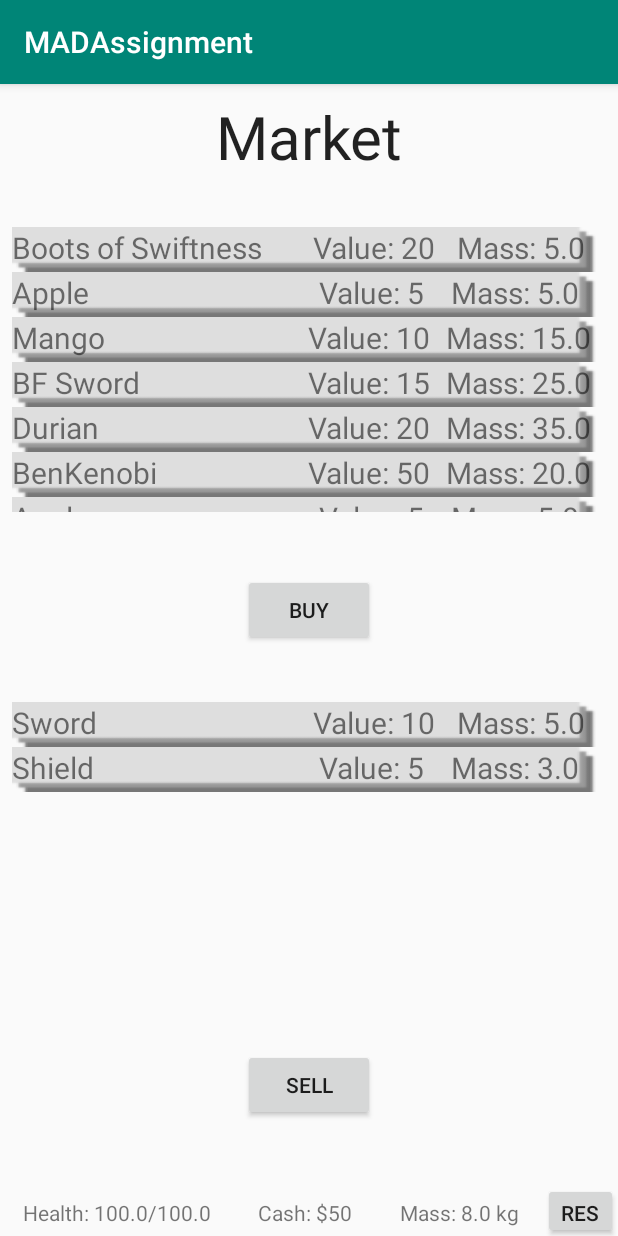
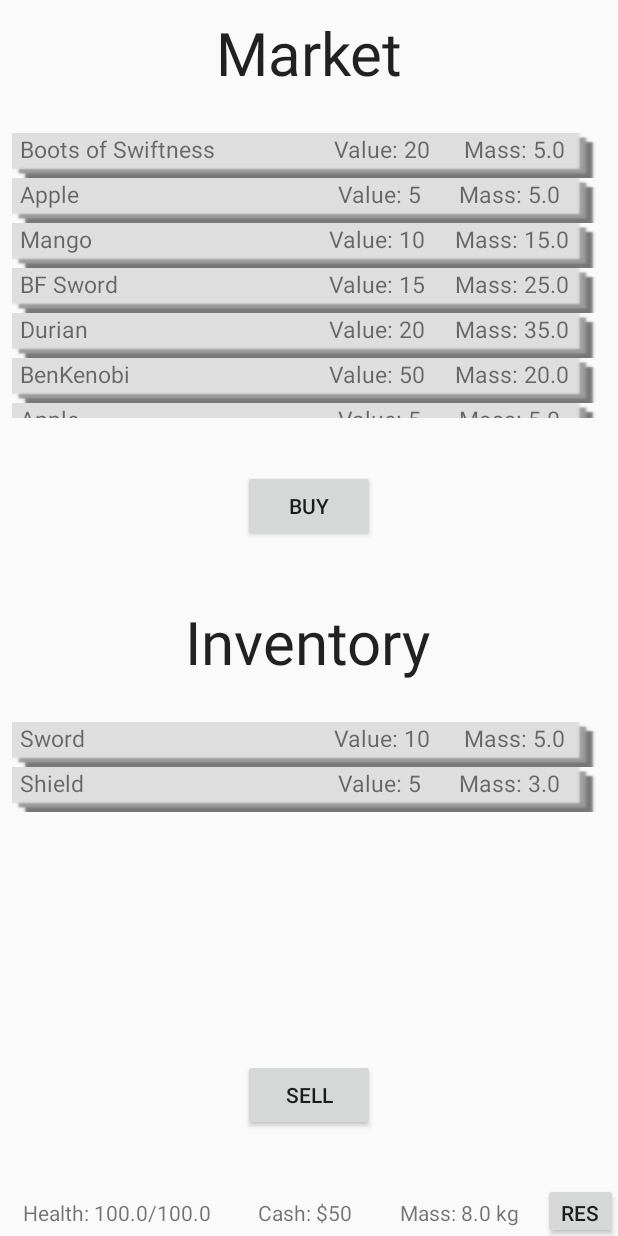
Before and after one commit to Naes0/MADAssignment, an Android app: the MarketActivity screen opened directly, with no data from a screen before it, on a phone screen of 412 x 824 dp. Run offline under Robolectric (Android 15) with nearby library versions, the phone set to English and light mode, and no system bars.

Commit message:
added 75% sell value and "inventory" title for xmls

```diff
--- a/app/src/main/AndroidManifest.xml
+++ b/app/src/main/AndroidManifest.xml
@@ -8,7 +8,7 @@
         android:label="@string/app_name"
         android:roundIcon="@mipmap/ic_launcher_round"
         android:supportsRtl="true"
-        android:theme="@style/AppTheme">
+        android:theme="@style/Theme.AppCompat.Light.NoActionBar.FullScreen">
         <activity android:name=".MainActivity">
             <intent-filter>
                 <action android:name="android.intent.action.MAIN" />
--- a/app/src/main/java/com/naes0/madassignment/MarketActivity.java
+++ b/app/src/main/java/com/naes0/madassignment/MarketActivity.java
@@ -92,7 +92,7 @@ public class MarketActivity extends AppCompatActivity
                 if(sellItem != null)
                 {
                     player.removeEquipment(sellItem);
-                    player.addCash(sellItem.getValue());
+                    player.addCash((int) ((double)sellItem.getValue()*0.75));
                     currArea.addItem(sellItem);
                     ((SellListFragment) sellFrameFrag).update();
                     ((BuyListFragment) buyFrameFrag).update();
--- a/app/src/main/res/layout/activity_market.xml
+++ b/app/src/main/res/layout/activity_market.xml
@@ -23,6 +23,23 @@
         app:layout_constraintLeft_toLeftOf="parent"
         app:layout_constraintTop_toTopOf="parent" />
 
+    <TextView
+        android:id="@+id/inventory"
+        android:layout_width="wrap_content"
+        android:layout_height="wrap_content"
+        android:layout_marginLeft="8dp"
+        android:layout_marginTop="8dp"
+        android:layout_marginRight="8dp"
+        android:gravity="center"
+        android:text="Inventory"
+        android:textAppearance="@style/TextAppearance.AppCompat.Headline"
+        android:textSize="40dp"
+        app:layout_constraintBottom_toTopOf="@id/sellframe"
+        app:layout_constraintHorizontal_bias="0.497"
+        app:layout_constraintLeft_toLeftOf="parent"
+        app:layout_constraintRight_toRightOf="parent"
+        app:layout_constraintTop_toBottomOf="@id/buy"></TextView>
+
     <Button
         android:id="@+id/buy"
         android:layout_width="wrap_content"
@@ -34,7 +51,7 @@
         android:layout_marginRight="8dp"
         android:layout_marginBottom="4dp"
         android:text="Buy"
-        app:layout_constraintBottom_toTopOf="@+id/sellframe"
+        app:layout_constraintBottom_toTopOf="@+id/inventory"
         app:layout_constraintRight_toRightOf="parent"
         app:layout_constraintLeft_toLeftOf="parent"
         app:layout_constraintTop_toBottomOf="@id/buyframe"/>
@@ -66,7 +83,7 @@
         android:layout_marginRight="8dp"
         app:layout_constraintRight_toRightOf="parent"
         app:layout_constraintLeft_toLeftOf="parent"
-        app:layout_constraintTop_toBottomOf="@id/buy"
+        app:layout_constraintTop_toBottomOf="@id/inventory"
         app:layout_constraintBottom_toTopOf="@id/sell"
         app:layout_constraintHorizontal_bias="0.0"
         tools:layout_editor_absoluteY="314dp">
--- a/app/src/main/res/layout/list_entry.xml
+++ b/app/src/main/res/layout/list_entry.xml
@@ -8,8 +8,9 @@
         android:id="@+id/itemname"
         android:layout_width="187dp"
         android:layout_height="match_parent"
+        android:layout_marginLeft="5dp"
         android:layout_weight="1"
-        android:textSize="20dp"
+        android:textSize="15dp"
         android:text="TextView" />
 
     <TextView
@@ -17,15 +18,16 @@
         android:layout_width="wrap_content"
         android:layout_height="match_parent"
         android:layout_weight="1"
-        android:textSize="20dp"
-        android:text="TextView" />
+        android:text="TextView"
+        android:textSize="15dp" />
 
     <TextView
         android:id="@+id/masshealth"
         android:layout_width="wrap_content"
         android:layout_height="match_parent"
         android:layout_weight="1"
-        android:textSize="20dp"
-        android:text="TextView" />
+        android:layout_marginRight="5dp"
+        android:text="TextView"
+        android:textSize="15dp" />
 
 </LinearLayout>
--- a/app/src/main/res/values/styles.xml
+++ b/app/src/main/res/values/styles.xml
@@ -7,5 +7,11 @@
         <item name="colorPrimaryDark">@color/colorPrimaryDark</item>
         <item name="colorAccent">@color/colorAccent</item>
     </style>
+    <style name="Theme.AppCompat.Light.NoActionBar.FullScreen" parent="@style/Theme.AppCompat.Light.NoActionBar">
+        <item name="android:windowNoTitle">true</item>
+        <item name="android:windowActionBar">false</item>
+        <item name="android:windowFullscreen">true</item>
+        <item name="android:windowContentOverlay">@null</item>
+    </style>
 
 </resources>
```
Also changed, not shown: app/src/main/res/layout/activity_wilderness.xml (+19 -2 lines).
